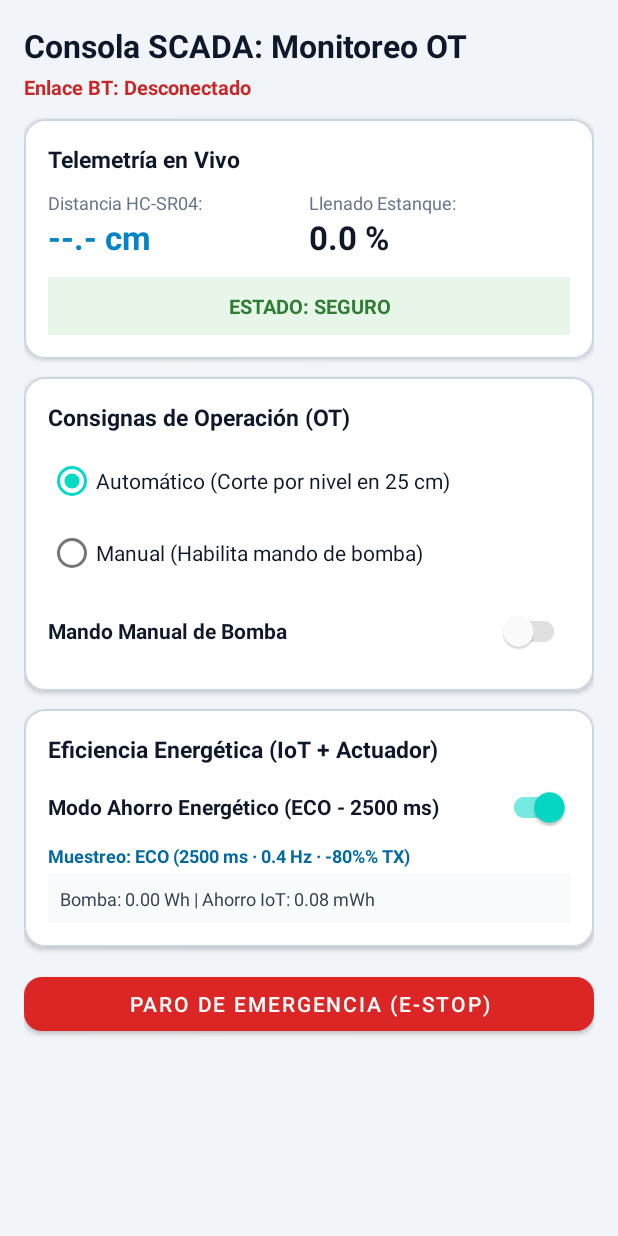
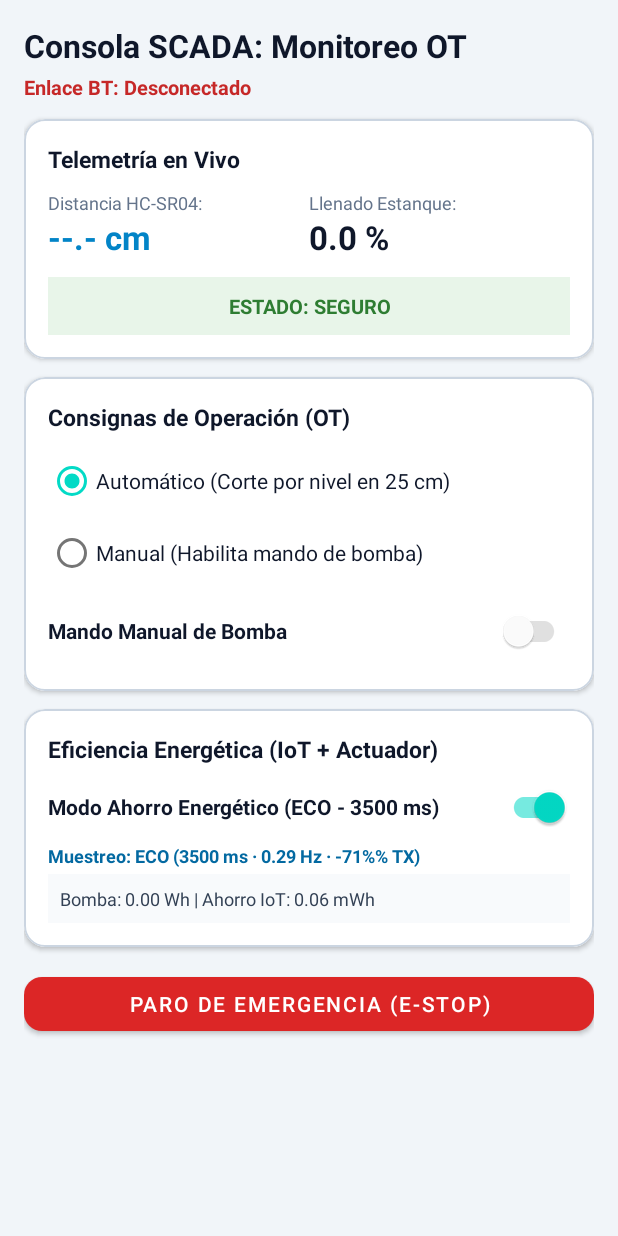
Before and after one commit to HiroNaoko/WaterCTRL, an Android app: the MonitoreoActivity screen opened directly, with no data from a screen before it, after a tap on "Enlace BT: Desconectado", on a phone screen of 412 x 824 dp. Run offline under Robolectric (Android 15) with nearby library versions, the phone set to English and light mode, and no system bars; our stand-ins replace Firebase (no records; nobody signed in at launch, a user with empty details on screens opened directly).

Commit message:
Entrega EV3: Calibracion ahorro ECO 100 mW, canal 1 ESP-NOW y Fail-Safe 45 cm

```diff
--- a/app/src/main/java/dev/inacap/waterctrl/MainActivity.kt
+++ b/app/src/main/java/dev/inacap/waterctrl/MainActivity.kt
@@ -1,4 +1,3 @@
-
 package dev.inacap.waterctrl
 
 import android.content.Intent
--- a/app/src/main/java/dev/inacap/waterctrl/MonitoreoActivity.kt
+++ b/app/src/main/java/dev/inacap/waterctrl/MonitoreoActivity.kt
@@ -45,7 +45,7 @@ class MonitoreoActivity : AppCompatActivity() {
     private var energiaBombaWh = 0.0
     private var energiaAhorradaIoTmWh = 0.0
     private val potenciaBombaWatts = 370.0
-    private val ahorroNodoEcoMilliWatts = 145.0
+    private val ahorroNodoEcoMilliWatts = 100.0
 
     private val handlerEnergia = Handler(Looper.getMainLooper())
     private val runnableEnergia = object : Runnable {
--- a/app/src/main/res/values/strings.xml
+++ b/app/src/main/res/values/strings.xml
@@ -1,4 +1,6 @@
+<?xml version="1.0" encoding="utf-8"?>
 <resources>
+
     <string name="app_name">WaterCTRL</string>
 
     <!-- MonitoreoActivity -->
@@ -27,12 +29,12 @@
     <string name="activador_slider_max">60 cm (Vacío)</string>
     <string name="activador_columna_titulo">Columna de Agua Útil</string>
     <string name="activador_volumen_inicial" formatted="false">Volumen: 53.3 %</string>
-    <string name="activador_alerta_inicial">CRÍTICO (&gt; 25 cm)</string>
+    <string name="activador_alerta_inicial">CRÍTICO (\u003e 25 cm)</string>
     <string name="activador_actuador_titulo">Actuador de Potencia</string>
     <string name="activador_switch_bomba">Motobomba de Llenado</string>
     <string name="activador_proteccion_motor">Protección anti-cavitación: Activa</string>
     <string name="activador_consola_titulo">Monitor Serial RFCOMM (SPP)</string>
-    <string name="activador_log_inicial">TX &gt;&gt; {dist: 28.0, pump: false, mode: AUTO}\nRX &lt;&lt; ESPERANDO ENLACE SCADA…</string>
+    <string name="activador_log_inicial">TX \u003e\u003e {dist: 28.0, pump: false, mode: AUTO}\nRX \u003c\u003c ESPERANDO ENLACE SCADA…</string>
 
     <!-- Historial -->
     <string name="historial_volver">VOLVER</string>
@@ -67,7 +69,6 @@
     <string name="historial_rango_dia">Por día</string>
     <string name="historial_filtro_sesiones_corto">Sesiones</string>
 
-
     <!-- Pantalla SCADA -->
     <string name="scada_titulo">Consola SCADA: Monitoreo OT</string>
     <string name="scada_estado_bt">Enlace BT: Conectando…</string>
@@ -86,15 +87,16 @@
 
     <string name="scada_estado_estop">PARO DE EMERGENCIA ACTIVO</string>
     <string name="scada_estado_falla_sensor">FALLA DE SENSOR HC-SR04</string>
-    <string name="scada_estado_critico">NIVEL CRÍTICO (> 25 cm) - LLENANDO</string>
+    <string name="scada_estado_critico">NIVEL CRÍTICO (\u003e 25 cm) - LLENANDO</string>
     <string name="historial_operador_sesion">%1$s · Ses #%2$d</string>
     <string name="scada_estado_lleno">ESTANQUE LLENO (\u003c 8 cm) - DETENIDO</string>
     <string name="historial_grafico_titulo">TENDENCIA DE NIVEL DE AGUA (ÚLTIMOS 12 EVENTOS)</string>
+
     <!-- Eficiencia Energética SCADA -->
     <string name="scada_energia_titulo">Eficiencia Energética (IoT + Actuador)</string>
-    <string name="scada_switch_eco">Modo Ahorro Energético (ECO - 2500 ms)</string>
-    <string name="scada_energia_telemetria_normal">Muestreo: Normal (500 ms · 2.0 Hz)</string>
-    <string name="scada_energia_telemetria_eco">Muestreo: ECO (2500 ms · 0.4 Hz · -80%% TX)</string>
+    <string name="scada_switch_eco">Modo Ahorro Energético (ECO - 3500 ms)</string>
+    <string name="scada_energia_telemetria_normal">Muestreo: Normal (1000 ms · 1.0 Hz)</string>
+    <string name="scada_energia_telemetria_eco">Muestreo: ECO (3500 ms · 0.29 Hz · -71%% TX)</string>
     <string name="scada_energia_consumo_inicial">Bomba: 0.00 Wh  |  Ahorro IoT: 0.00 mWh</string>
     <string name="scada_energia_consumo_formato">Bomba: %1$.2f Wh  |  Ahorro IoT: %2$.2f mWh</string>
 
```
Also changed, not shown: 1 other file.
